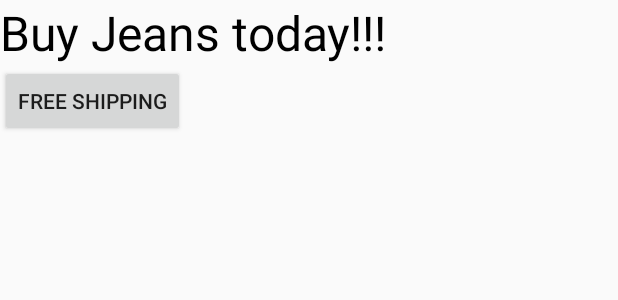
After one commit to Adhamsheriff/AdsEcommerce, an Android app: the layout fragment_jeans.xml on its own in the app's theme, with its tools: preview values and no code run, on a phone screen of 412 x 824 dp. The commit adds this screen. Shown: the top 300 px of the screen. Run offline under Robolectric (Android 15) with nearby library versions, the phone set to English and light mode, and no system bars.

Commit message:
* Added JeansFragment

```diff
--- /dev/null
+++ b/app/src/main/res/layout/fragment_jeans.xml
@@ -0,0 +1,21 @@
+<?xml version="1.0" encoding="utf-8"?>
+<androidx.constraintlayout.widget.ConstraintLayout xmlns:android="http://schemas.android.com/apk/res/android"
+    xmlns:app="http://schemas.android.com/apk/res-auto"
+    android:layout_width="match_parent"
+    android:layout_height="match_parent">
+
+
+    <TextView
+        android:id="@+id/jeans_title"
+        android:layout_width="wrap_content"
+        android:layout_height="wrap_content"
+        android:text="Buy Jeans today!!!"
+        android:textColor="#000000"
+        android:textSize="32sp" />
+
+    <Button
+        android:layout_width="wrap_content"
+        android:layout_height="wrap_content"
+        android:text="Free Shipping"
+        app:layout_constraintTop_toBottomOf="@+id/jeans_title" />
+</androidx.constraintlayout.widget.ConstraintLayout>
```
Also changed, not shown: app/src/main/java/com/alif/adsecommerce/JeansFragments.kt (added, +19 -0 lines), app/src/main/java/com/alif/adsecommerce/MainActivity.kt (+7 -1 lines), app/src/main/res/layout/content_main.xml (+12 -3 lines).
